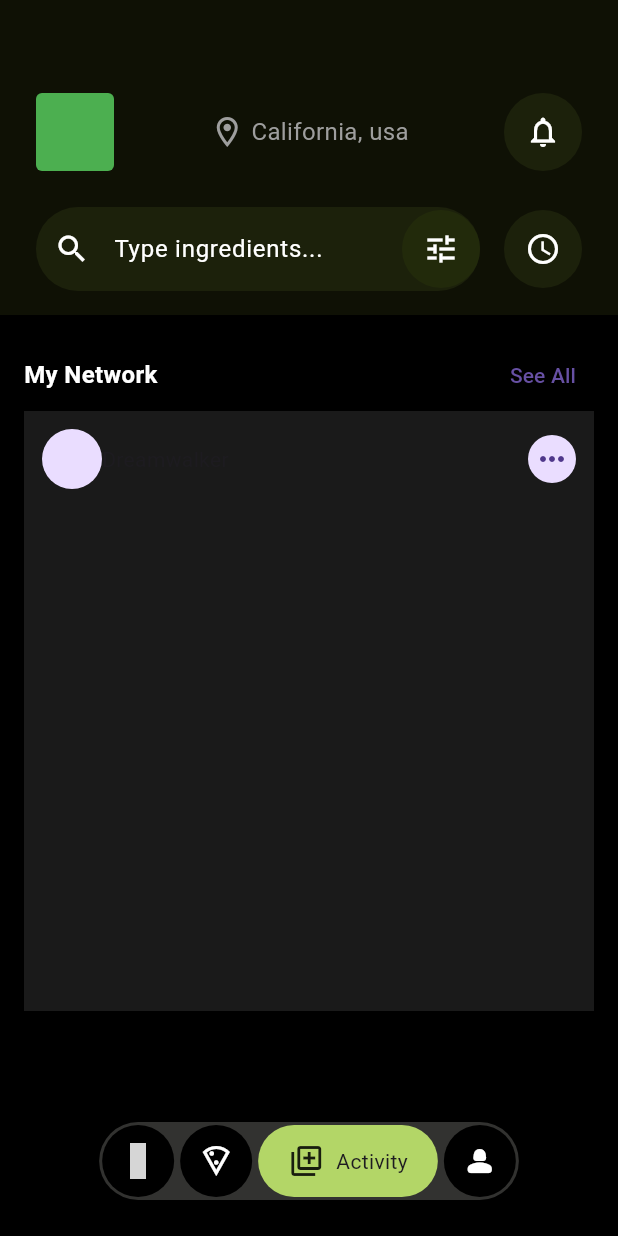
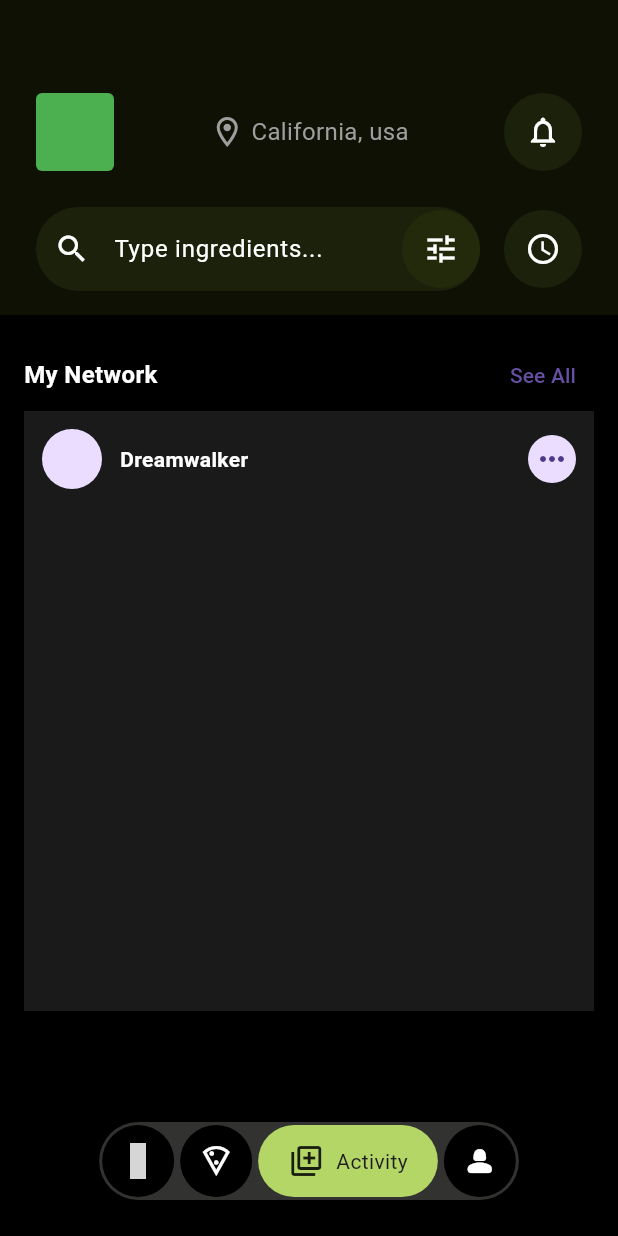
Before and after one commit to JAICHANGPARK/flutter_notebook_chapter_43, a Flutter app: the FoodOrderMainPage screen opened directly, item 3 of the bottom bar chosen, on a phone screen of 412 x 824 dp. Run offline on Flutter 3.47's test engine with Material 3 defaults, Android fonts, the phone set to English and light mode, and no system bars; our stand-ins replace gap, hugeicons, percent_indicator; network calls fail; grey boxes are pictures that could not be loaded.

Commit message:
Update food_order_activity_page.dart

```diff
--- a/lib/ep2393_food_order_app/ui/activity/food_order_activity_page.dart
+++ b/lib/ep2393_food_order_app/ui/activity/food_order_activity_page.dart
@@ -36,16 +36,21 @@ class _FoodOrderActivityPageState extends State<FoodOrderActivityPage> {
           ),
           Container(
               height: 400,
-            decoration: BoxDecoration(
-              color: Colors.white.withValues(alpha: .1)
-            ),
+              decoration: BoxDecoration(color: Colors.white.withValues(alpha: .1)),
               padding: EdgeInsets.all(12),
               child: Column(
                 children: [
                   Row(
+                    spacing: 12,
                     children: [
                       CircleAvatar(),
-                    Text("Dreamwalker"),
+                      Text(
+                        "Dreamwalker",
+                        style: TextStyle(
+                          color: Colors.white,
+                          fontWeight: FontWeight.bold,
+                        ),
+                      ),
                       Spacer(),
                       CircleAvatar(
                         radius: 16,
@@ -54,8 +59,7 @@ class _FoodOrderActivityPageState extends State<FoodOrderActivityPage> {
                     ],
                   )
                 ],
-            )
-          )
+              ))
         ],
       ),
     );
```
Lines whose indentation alone changed are shown as unchanged.
